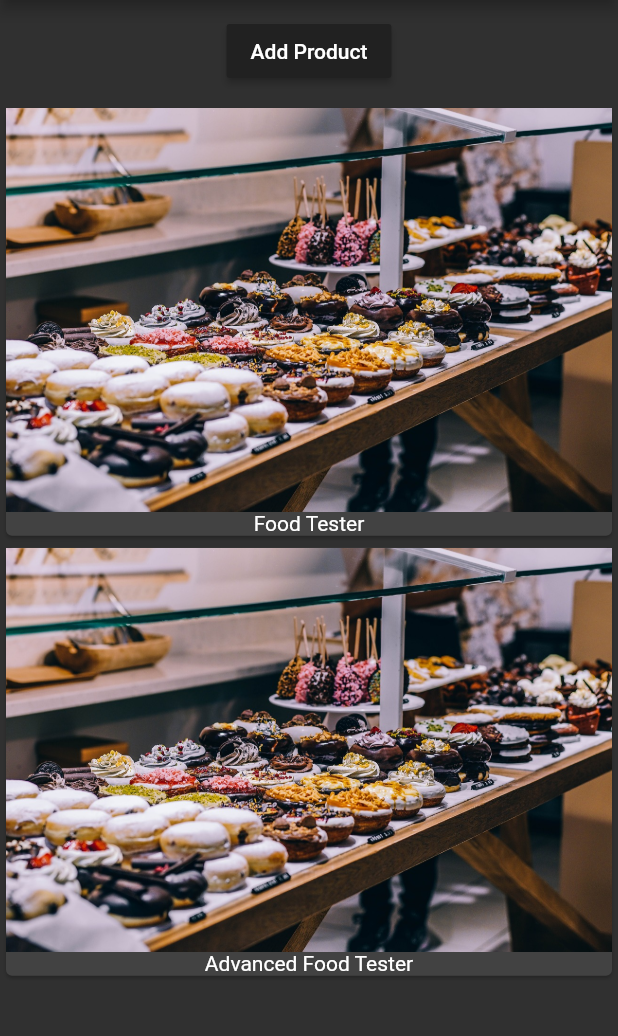
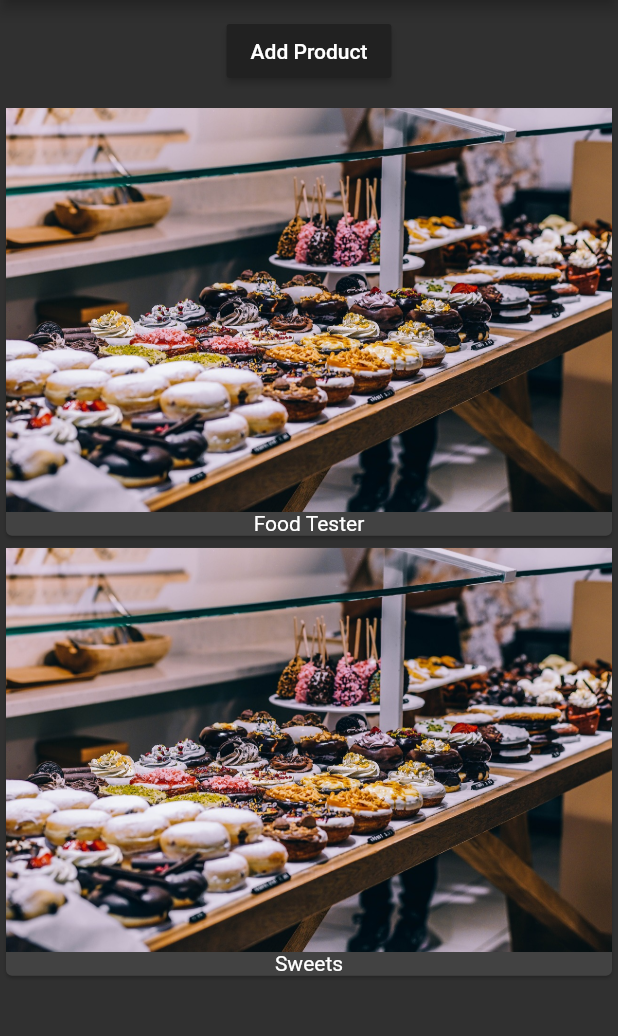
Before and after one commit to vijay0405/flutter_listing_codeAlong, a Flutter app: the screen it shows after launch, after a tap on "Add Product", on a phone screen of 412 x 824 dp, the part 84-1120 px from its top. Run offline on Flutter 3.47's test engine with Material 2 defaults, Android fonts, the phone set to English and light mode, and no system bars.

Commit message:
moved button widget different file

```diff
--- a/lib/main.dart
+++ b/lib/main.dart
@@ -1,10 +1,8 @@
 import 'package:flutter/material.dart';
-import 'package:flutter/rendering.dart';
 
 import './product_manager.dart';
 
 void main() {
-  debugPaintSizeEnabled = true;
   runApp(Myapp());
 
 }
--- /dev/null
+++ b/lib/product_control.dart
@@ -0,0 +1,19 @@
+import 'package:flutter/material.dart';
+
+class ProductControl extends StatelessWidget {
+  final Function addProduct;
+
+  ProductControl(this.addProduct);
+
+  @override
+  Widget build(BuildContext context) {
+    // TODO: implement build
+    return  RaisedButton(
+        color: Theme.of(context).primaryColor,
+        child: Text("Add Product"),
+        onPressed: () {
+          addProduct('Sweets');
+        },
+      );
+  }
+}
--- a/lib/product_manager.dart
+++ b/lib/product_manager.dart
@@ -1,6 +1,7 @@
 import 'package:flutter/material.dart';
 
 import './products.dart';
+import './product_control.dart';
 
 class ProductManager extends StatefulWidget {
 
@@ -30,20 +31,19 @@ class _productManagerState extends State<ProductManager> {
     super.didUpdateWidget(oldWidget);
   }
 
+  void _addProduct(String product) {
+    setState(() {
+      _items.add(product);
+    });
+  }
+
   @override
   Widget build(BuildContext context) {
     // TODO: implement build
     return Column(children: <Widget>[ Container(
       margin: EdgeInsets.all(10.0),
-      child: RaisedButton(
-        color: Theme.of(context).primaryColor,
-        child: Text("Add Product"),
-        onPressed: () {
-          setState(() {
-            _items.add('Advanced Food Tester');
-          });
-        },
-      ),
+      child: ProductControl(_addProduct)
+
     ),Products(_items)],);
   }
 }
```
